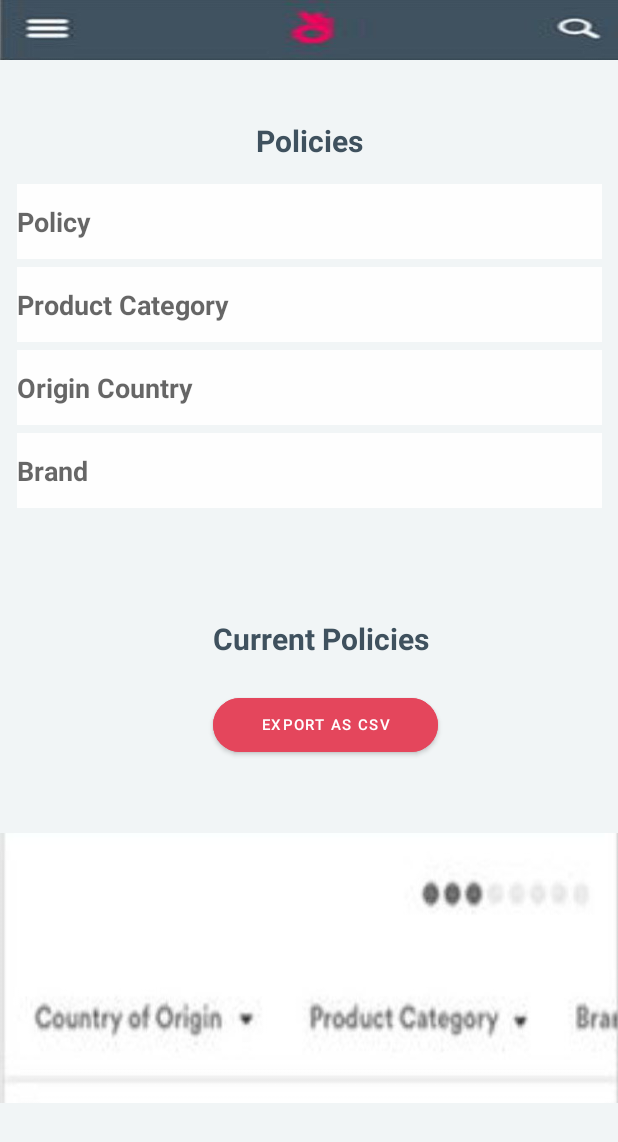
After one commit to Rakhim9830/kalimaliev_rahim_calculator, an Android app: the Policie screen opened directly, with no data from a screen before it, on a phone screen of 412 x 824 dp. The commit adds this screen. Shown: the top 1142 px of the screen. Run offline under Robolectric (Android 15) with nearby library versions, the phone set to English and light mode, and no system bars.

```diff
--- a/app/src/main/AndroidManifest.xml
+++ b/app/src/main/AndroidManifest.xml
@@ -14,6 +14,9 @@
         android:theme="@style/Theme.Kalimaliev_rahim_calculator"
         tools:targetApi="31">
         <activity
+            android:name=".Policie"
+            android:exported="false" />
+        <activity
             android:name=".MainActivity"
             android:exported="true">
             <intent-filter>
--- a/app/src/main/java/com/rahim/kalimaliev_rahim_calculator/MainActivity.java
+++ b/app/src/main/java/com/rahim/kalimaliev_rahim_calculator/MainActivity.java
@@ -2,8 +2,11 @@ package com.rahim.kalimaliev_rahim_calculator;
 
 import androidx.appcompat.app.AppCompatActivity;
 
+import android.annotation.SuppressLint;
+import android.content.Intent;
 import android.os.Bundle;
 import android.view.View;
+import android.widget.Button;
 import android.widget.TextView;
 
 import org.w3c.dom.Text;
@@ -13,10 +16,12 @@ private TextView textView;
 private Integer start;
 private Integer end;
 private boolean result;
+
     @Override
     protected void onCreate(Bundle savedInstanceState) {
         super.onCreate(savedInstanceState);
         setContentView(R.layout.activity_main);
+
         textView = findViewById(R.id.result);
 
     }
@@ -27,6 +32,7 @@ private boolean result;
                 textView.append("1");
                 if (textView.getText().toString().equals("0") || result){
                     textView.setText("1");
+
                 }else {
                     textView.append("1");
                 }
@@ -98,22 +104,17 @@ private boolean result;
                 }
                 break;
 
-            case R.id.zero:
-
-                if (textView.getText().toString().equals("0") || result){
-                    textView.setText("0");
-                }else {
-                    textView.append("0");
-                }
-                break;
 
             case R.id.delete:
+                start = 0;
+                end= 0;
                 textView.setText("0");
                 break;
         }
         result = false;
     }
 
+    @SuppressLint({"SetTextI18n", "NonConstantResourceId"})
     public void onOperationClick(View view) {
         switch (view.getId()){
             case R.id.plus:
@@ -122,12 +123,12 @@ private boolean result;
                 break;
 
                 case  R.id.ravno:
+                    findViewById(R.id.clickOnMe).setVisibility(View.VISIBLE);
                     end = Integer.valueOf(textView.getText().toString());
                     Integer answer = start + end;
                     textView.setText(answer.toString());
                     break;
         }
-
         switch (view.getId()){
             case R.id.minus:
 
@@ -135,12 +136,12 @@ private boolean result;
                 break;
 
             case  R.id.ravno:
+                findViewById(R.id.clickOnMe).setVisibility(View.VISIBLE);
                 end = Integer.valueOf(textView.getText().toString());
                 Integer answer = start - end;
                 textView.setText(answer.toString());
                 break;
         }
-
         switch (view.getId()){
             case R.id.umnozh:
 
@@ -148,6 +149,7 @@ private boolean result;
                 break;
 
             case  R.id.ravno:
+                findViewById(R.id.clickOnMe).setVisibility(View.VISIBLE);
                 end = Integer.valueOf(textView.getText().toString());
                 Integer answer = start * end;
                 textView.setText(answer.toString());
@@ -161,11 +163,26 @@ private boolean result;
                 break;
 
             case  R.id.ravno:
+                findViewById(R.id.clickOnMe).setVisibility(View.VISIBLE);
                 end = Integer.valueOf(textView.getText().toString());
-                Integer answer = start / end;
-                textView.setText(answer.toString());
+                Integer minus =  start / end;
+                textView.setText(minus.toString());
                 break;
         }
+
+
+
         result = true;
+
+
+        }
+
+
+
+
+    public void click0nme(View view) {
+        Intent intent = new Intent(MainActivity.this, Policie.class);
+        startActivity(intent);
     }
+
 }
--- /dev/null
+++ b/app/src/main/java/com/rahim/kalimaliev_rahim_calculator/Policie.java
@@ -0,0 +1,17 @@
+package com.rahim.kalimaliev_rahim_calculator;
+
+import androidx.appcompat.app.AppCompatActivity;
+
+import android.os.Bundle;
+
+public class Policie extends AppCompatActivity {
+
+    @Override
+    protected void onCreate(Bundle savedInstanceState) {
+        super.onCreate(savedInstanceState);
+        setContentView(R.layout.activity_policie);
+        findViewById(R.id.button).setOnClickListener(view -> {
+            finishAffinity();
+        });
+    }
+}
--- a/app/src/main/res/layout/activity_main.xml
+++ b/app/src/main/res/layout/activity_main.xml
@@ -6,9 +6,23 @@
     android:layout_height="match_parent"
     android:background="@color/black"
     tools:context=".MainActivity">
+<Button
+    android:visibility="gone"
+    android:id="@+id/clickOnMe"
+    app:layout_constraintTop_toTopOf="parent"
+    android:layout_width="wrap_content"
+    android:layout_height="wrap_content"
+    app:layout_constraintStart_toStartOf="parent"
+    app:layout_constraintEnd_toEndOf="parent"
+    android:text="click on me!!"
+    android:textStyle="bold"
+    android:backgroundTint="@color/light_red"
+    android:onClick="click0nme"
+    >
 
+</Button>
+    <FrameLayout
 
-    <FrameLayout
         app:layout_constraintTop_toTopOf="parent"
         android:layout_width="match_parent"
         android:layout_height="0dp"
@@ -27,6 +41,7 @@
             android:textSize="80sp">
 
         </TextView>
+
 
     </FrameLayout>
 
@@ -287,10 +302,12 @@ android:id="@+id/eight"
 
 
             <com.google.android.material.button.MaterialButton
+
                 android:id="@+id/ravno"
                 style="@style/Orange.Button"
                 android:text="@string/ravno"
                 android:onClick="onOperationClick"
+
                 >
 
             </com.google.android.material.button.MaterialButton>
@@ -301,4 +318,5 @@ android:id="@+id/eight"
 
     </LinearLayout>
 
+
 </androidx.constraintlayout.widget.ConstraintLayout>
--- /dev/null
+++ b/app/src/main/res/layout/activity_policie.xml
@@ -0,0 +1,134 @@
+<?xml version="1.0" encoding="utf-8"?>
+<androidx.constraintlayout.widget.ConstraintLayout xmlns:android="http://schemas.android.com/apk/res/android"
+    xmlns:app="http://schemas.android.com/apk/res-auto"
+    xmlns:tools="http://schemas.android.com/tools"
+    android:layout_width="match_parent"
+    android:layout_height="match_parent"
+    tools:context=".Policie"
+    android:background="@color/gray_light">
+
+
+    <ImageView
+        app:layout_constraintEnd_toEndOf="parent"
+        app:layout_constraintStart_toStartOf="parent"
+        app:layout_constraintTop_toTopOf="parent"
+        android:id="@+id/photo"
+        android:layout_width="wrap_content"
+        android:layout_height="40dp"
+        android:background="@drawable/photo1669879838"
+        tools:layout_editor_absoluteX="0dp"
+        tools:layout_editor_absoluteY="-1dp" />
+
+    <TextView
+        android:id="@+id/policies"
+        android:layout_width="wrap_content"
+        android:layout_height="wrap_content"
+        app:layout_constraintTop_toBottomOf="@id/photo"
+        android:text="Policies"
+        app:layout_constraintStart_toStartOf="parent"
+        app:layout_constraintEnd_toEndOf="parent"
+        android:layout_marginTop="40dp"
+        android:textStyle="bold"
+        android:textColor="@color/dark_blue"
+        android:textSize="20dp">
+
+    </TextView>
+
+    <EditText
+        android:id="@+id/fisredit"
+        android:layout_marginTop="15dp"
+        android:layout_width="390dp"
+        android:layout_height="50dp"
+        app:layout_constraintTop_toBottomOf="@id/policies"
+        app:layout_constraintStart_toStartOf="@id/policies"
+        app:layout_constraintEnd_toEndOf="@id/policies"
+        android:hint="@string/policy"
+        android:backgroundTint="@color/dark_white"
+        android:background="@color/dark_white"
+        android:textStyle="bold">
+
+    </EditText>
+    <EditText
+        android:id="@+id/secondedit"
+        android:layout_width="390dp"
+        android:layout_marginTop="5dp"
+        android:layout_height="50dp"
+        app:layout_constraintTop_toBottomOf="@id/fisredit"
+        app:layout_constraintStart_toStartOf="@id/fisredit"
+        app:layout_constraintEnd_toEndOf="@id/fisredit"
+        android:hint="@string/productcategory"
+        android:backgroundTint="@color/dark_white"
+        android:background="@color/dark_white"
+        android:textStyle="bold">
+
+    </EditText>
+    <EditText
+        android:id="@+id/thirdedit"
+        android:layout_width="390dp"
+        android:layout_marginTop="5dp"
+        android:layout_height="50dp"
+        app:layout_constraintTop_toBottomOf="@id/secondedit"
+        app:layout_constraintStart_toStartOf="@id/secondedit"
+        app:layout_constraintEnd_toEndOf="@id/secondedit"
+        android:hint="@string/origin_country"
+        android:backgroundTint="@color/dark_white"
+        android:background="@color/dark_white"
+        android:textStyle="bold">
+
+    </EditText>
+
+    <EditText
+        android:id="@+id/fourth"
+        android:layout_width="390dp"
+        android:layout_marginTop="5dp"
+        android:layout_height="50dp"
+        app:layout_constraintTop_toBottomOf="@id/thirdedit"
+        app:layout_constraintStart_toStartOf="@id/thirdedit"
+        app:layout_constraintEnd_toEndOf="@id/thirdedit"
+        android:hint="@string/brand"
+        android:backgroundTint="@color/dark_white"
+        android:background="@color/dark_white"
+        android:textStyle="bold">
+
+    </EditText>
+
+    <TextView
+        android:id="@+id/CurrentPolicies"
+        android:layout_width="wrap_content"
+        android:layout_height="wrap_content"
+        android:layout_marginTop="372dp"
+        android:text="Current Policies"
+        android:textColor="@color/dark_blue"
+        android:textSize="20dp"
+        android:textStyle="bold"
+        app:layout_constraintEnd_toEndOf="@id/fourth"
+        app:layout_constraintHorizontal_bias="0.532"
+        app:layout_constraintStart_toStartOf="@id/fourth"
+        app:layout_constraintTop_toBottomOf="@id/photo" />
+
+    <com.google.android.material.button.MaterialButton
+        android:id="@+id/button"
+        android:layout_width="150dp"
+        android:layout_height="wrap_content"
+        android:layout_marginTop="20dp"
+        android:backgroundTint="@color/light_red"
+        android:text="Export as Csv"
+        android:textSize="10sp"
+        app:cornerRadius="100dp"
+        app:layout_constraintEnd_toEndOf="@id/CurrentPolicies"
+        app:layout_constraintHorizontal_bias="0.0"
+        app:layout_constraintStart_toStartOf="@id/CurrentPolicies"
+        app:layout_constraintTop_toBottomOf="@id/CurrentPolicies">
+
+    </com.google.android.material.button.MaterialButton>
+
+    <ImageView
+        android:layout_width="match_parent"
+        android:layout_height="180dp"
+        android:layout_marginTop="48dp"
+        android:background="@drawable/current"
+        app:layout_constraintTop_toBottomOf="@id/button"
+        tools:layout_editor_absoluteX="53dp" />
+
+
+</androidx.constraintlayout.widget.ConstraintLayout>
--- a/app/src/main/res/values/colors.xml
+++ b/app/src/main/res/values/colors.xml
@@ -10,5 +10,9 @@
     <color name="orange">#FF9F0C</color>
     <color name="gray">#A5A6A5</color>
     <color name="gray_dark">#333333</color>
+    <color name="gray_light">#F1F5F6</color>
+    <color name="light_red">#E4465C</color>
+    <color name="dark_blue">#3F515E</color>
+    <color name="dark_white">#FEFEFE</color>
 
 </resources>
--- a/app/src/main/res/values/strings.xml
+++ b/app/src/main/res/values/strings.xml
@@ -15,4 +15,9 @@
     <string name="_0">0</string>
     <string name="dot">.</string>
     <string name="ravno">=</string>
+    <string name="product_category">Product Category</string>
+    <string name="productcategory">Product Category</string>
+    <string name="origin_country">Origin Country</string>
+    <string name="policy">Policy</string>
+    <string name="brand">Brand</string>
 </resources>
--- a/app/src/main/res/values/styles.xml
+++ b/app/src/main/res/values/styles.xml
@@ -39,4 +39,5 @@
 
 
 
+
 </resources>
```
Also changed, not shown: app/src/main/res/drawable/current.jpeg (added), app/src/main/res/drawable/photo1669879838.jpeg (added).
